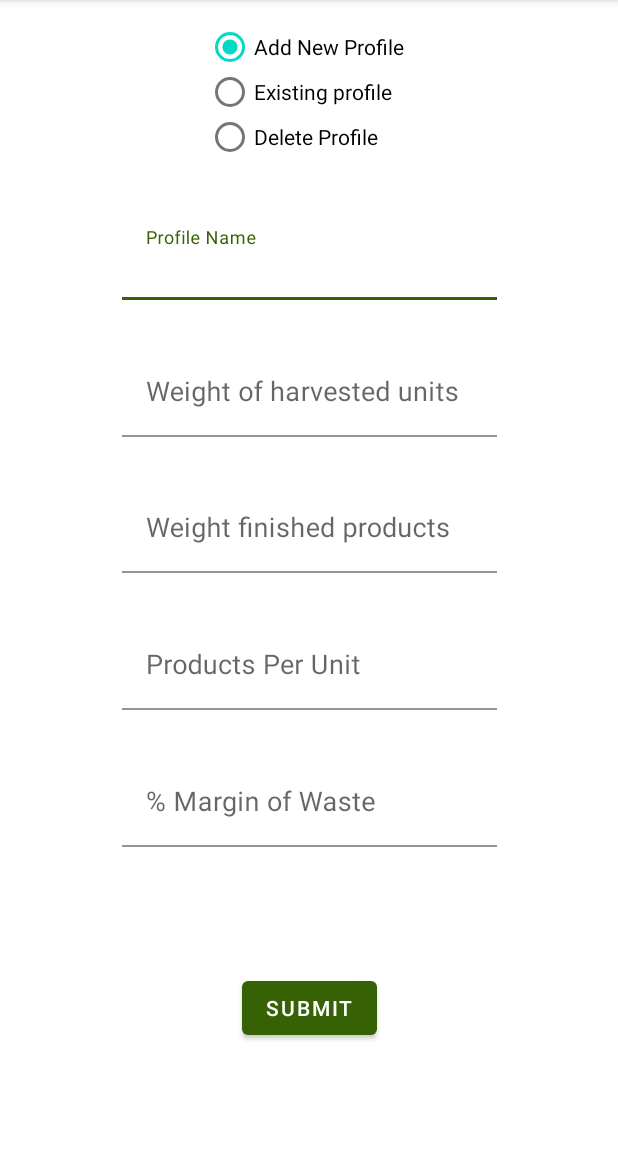
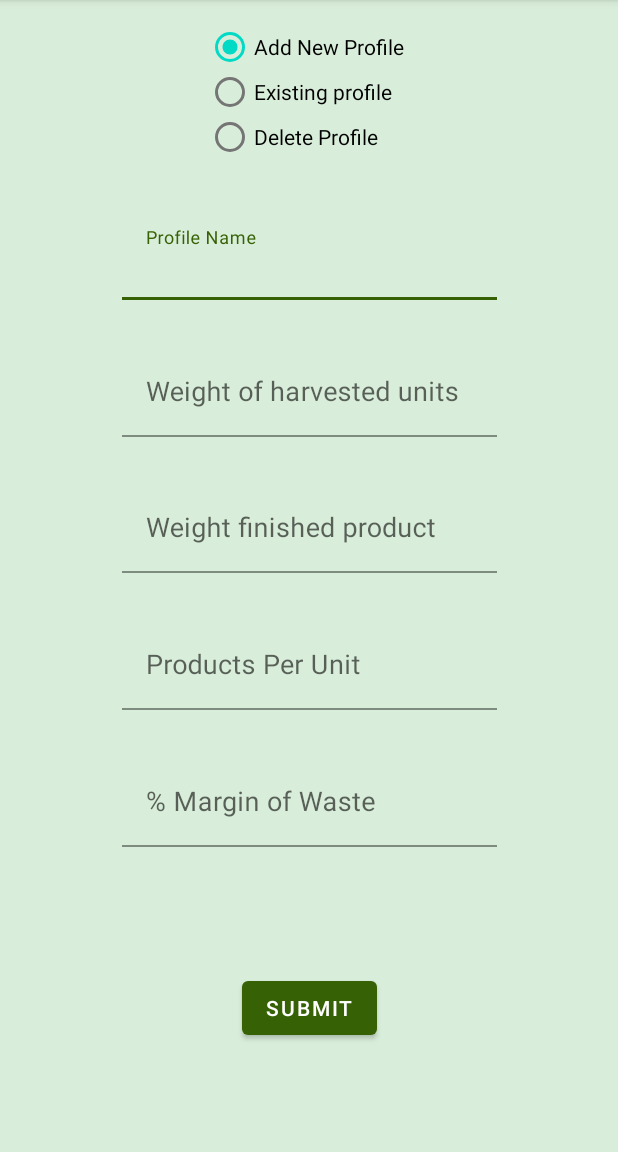
Before and after one commit to DanFoleyGit/FarmManagerHelper, an Android app: the ProduceEstimatorManagerProfiles screen opened directly, with no data from a screen before it, on a phone screen of 412 x 824 dp, the part 84-1236 px from its top. Run offline under Robolectric (Android 15) with nearby library versions, the phone set to English and light mode, and no system bars; our stand-ins replace Firebase (no records; nobody signed in at launch, a user with empty details on screens opened directly); 1 statement that could not run was skipped.

Commit message:
Fixing update profile and UI issues with produce Estimator

```diff
--- a/app/src/main/java/com/example/farmmanagerhelper/ProduceEstimator.java
+++ b/app/src/main/java/com/example/farmmanagerhelper/ProduceEstimator.java
@@ -97,4 +97,10 @@ public class ProduceEstimator extends AppCompatActivity {
         });
 
     }
+
+    @Override
+    protected void onResume() {
+        super.onResume();
+        ToolServices.updateSpinnerWithProduceEstimatorProfiles(spinnerProduceEstimatorSpinner,context);
+    }
 }
--- a/app/src/main/res/layout/activity_produce_estimator_manager_profiles.xml
+++ b/app/src/main/res/layout/activity_produce_estimator_manager_profiles.xml
@@ -4,6 +4,7 @@
     xmlns:tools="http://schemas.android.com/tools"
     android:layout_width="match_parent"
     android:layout_height="match_parent"
+    android:background="#364CAF50"
     tools:context=".ProduceEstimatorManagerProfiles">
 
     <RadioGroup
@@ -117,7 +118,7 @@
         android:layout_width="250dp"
         android:layout_height="60dp"
         android:layout_margin="50dp"
-        android:hint="Weight finished products"
+        android:hint="Weight finished product"
         app:layout_constraintBottom_toBottomOf="parent"
         app:layout_constraintEnd_toEndOf="parent"
         app:layout_constraintStart_toStartOf="parent"
```
Also changed, not shown: app/src/main/java/com/example/farmmanagerhelper/ProduceEstimatorManagerProfiles.java (+12 -4 lines), app/src/main/java/com/example/farmmanagerhelper/ToolServices.java (+8 -1 lines).
